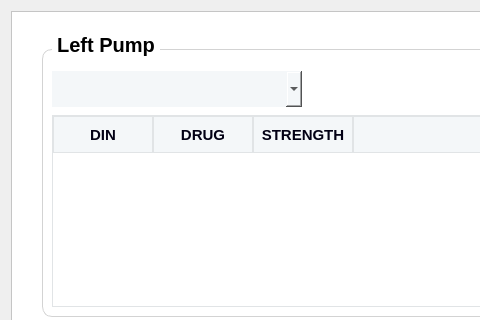
Above: uiFiles/din.ui from Rex-Honey/medidozeNoDb before the change; both pictures show x 0 to 480 and y 0 to 320 of the 792 by 783 pixel window. Below: the same form after it.
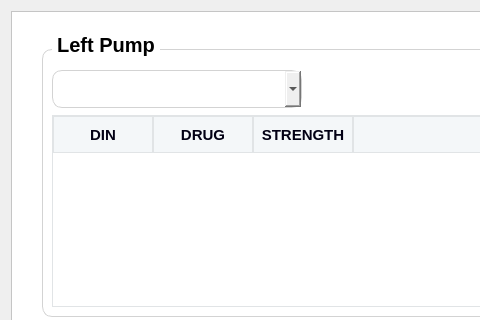
That is the form after the change. Icons and pictures are not drawn.

Commit message:
Add DIN management features to DinWindow
- Introduced pop-up dialog for adding DIN and strength inputs for medications.
- Implemented saveDin method to handle DIN addition with validation and database insertion.
- Added saveMedications method to update medication pump positions based on user selection.
- Enhanced UI with new input fields and improved styling in din.ui for better user experience.
- Updated .gitignore to exclude report.py and commits.txt files.

What changed in the file:
```diff
--- a/uiFiles/din.ui
+++ b/uiFiles/din.ui
@@ -146,9 +146,9 @@
                </property>
                <property name="styleSheet">
                 <string notr="true">#comboBoxLeftPump{
-background:#F4F7F9;
 padding:10px;
-border:none
+border:1px solid lightgrey;
+border-radius:10%
 }
 #comboBoxLeftPump::drop-down{
 image:url(:/icon/images/down_arrow.svg);
```
The commit also changes 2 other files.
